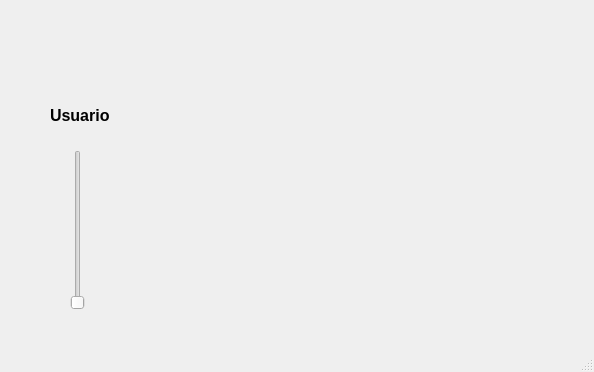
Rezbel/PROGRAMACION-DE-INTERFACES-Y-PUERTOS, file Unidad 2/P5_VerticalSlider.ui: the form before one commit.
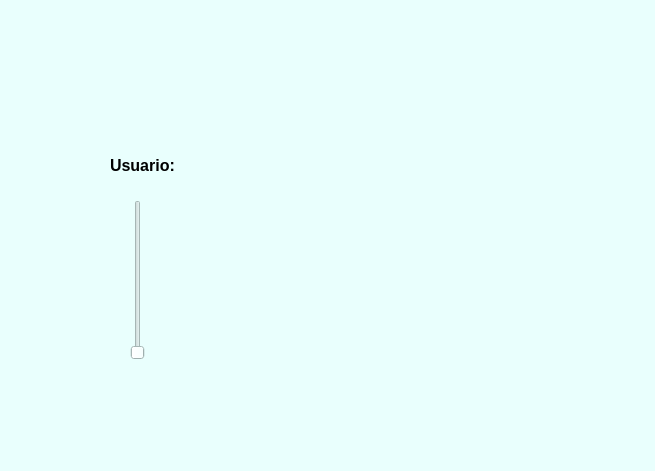
The form after the commit. Icons and pictures are not drawn.

The edit to the form file:
```diff
--- a/Unidad 2/P5_VerticalSlider.ui
+++ b/Unidad 2/P5_VerticalSlider.ui
@@ -6,47 +6,50 @@
    <rect>
     <x>0</x>
     <y>0</y>
-    <width>594</width>
-    <height>372</height>
+    <width>655</width>
+    <height>471</height>
    </rect>
   </property>
   <property name="windowTitle">
    <string>MainWindow</string>
   </property>
+  <property name="styleSheet">
+   <string notr="true">background-color: rgb(233, 255, 253);</string>
+  </property>
   <widget class="QWidget" name="centralwidget">
    <widget class="QLabel" name="label">
     <property name="geometry">
      <rect>
-      <x>10</x>
-      <y>0</y>
-      <width>91</width>
-      <height>61</height>
-     </rect>
-    </property>
-    <property name="text">
-     <string/>
-    </property>
-    <property name="pixmap">
-     <pixmap resource="../recursos.qrc">:/Logos/Imagenes/Beva.png</pixmap>
-    </property>
-    <property name="scaledContents">
-     <bool>true</bool>
-    </property>
-   </widget>
-   <widget class="QLabel" name="label_2">
-    <property name="geometry">
-     <rect>
-      <x>490</x>
+      <x>20</x>
       <y>10</y>
-      <width>91</width>
-      <height>51</height>
+      <width>161</width>
+      <height>121</height>
      </rect>
     </property>
     <property name="text">
      <string/>
     </property>
     <property name="pixmap">
-     <pixmap resource="../recursos.qrc">:/Logos/Imagenes/Beva.png</pixmap>
+     <pixmap resource="../recursos.qrc">:/Logos/Imagenes/fians.png</pixmap>
+    </property>
+    <property name="scaledContents">
+     <bool>true</bool>
+    </property>
+   </widget>
+   <widget class="QLabel" name="label_2">
+    <property name="geometry">
+     <rect>
+      <x>490</x>
+      <y>30</y>
+      <width>141</width>
+      <height>101</height>
+     </rect>
+    </property>
+    <property name="text">
+     <string/>
+    </property>
+    <property name="pixmap">
+     <pixmap resource="../recursos.qrc">:/Logos/Imagenes/uat-solo-chico.png</pixmap>
     </property>
     <property name="scaledContents">
      <bool>true</bool>
@@ -55,10 +58,10 @@
    <widget class="QLabel" name="label_3">
     <property name="geometry">
      <rect>
-      <x>490</x>
-      <y>290</y>
-      <width>81</width>
-      <height>41</height>
+      <x>510</x>
+      <y>300</y>
+      <width>131</width>
+      <height>111</height>
      </rect>
     </property>
     <property name="text">
@@ -74,9 +77,9 @@
    <widget class="QLabel" name="label_5">
     <property name="geometry">
      <rect>
-      <x>50</x>
-      <y>100</y>
-      <width>61</width>
+      <x>110</x>
+      <y>150</y>
+      <width>81</width>
       <height>31</height>
      </rect>
     </property>
@@ -87,10 +90,10 @@
    <widget class="QLabel" name="label_11">
     <property name="geometry">
      <rect>
-      <x>300</x>
-      <y>90</y>
+      <x>250</x>
+      <y>210</y>
       <width>131</width>
-      <height>111</height>
+      <height>131</height>
      </rect>
     </property>
     <property name="text">
@@ -106,8 +109,8 @@
    <widget class="QSlider" name="verticalSlider">
     <property name="geometry">
      <rect>
-      <x>70</x>
-      <y>150</y>
+      <x>130</x>
+      <y>200</y>
       <width>16</width>
       <height>160</height>
      </rect>
```
Left out of the diff: 8 changed lines with no effect on the pictures.
